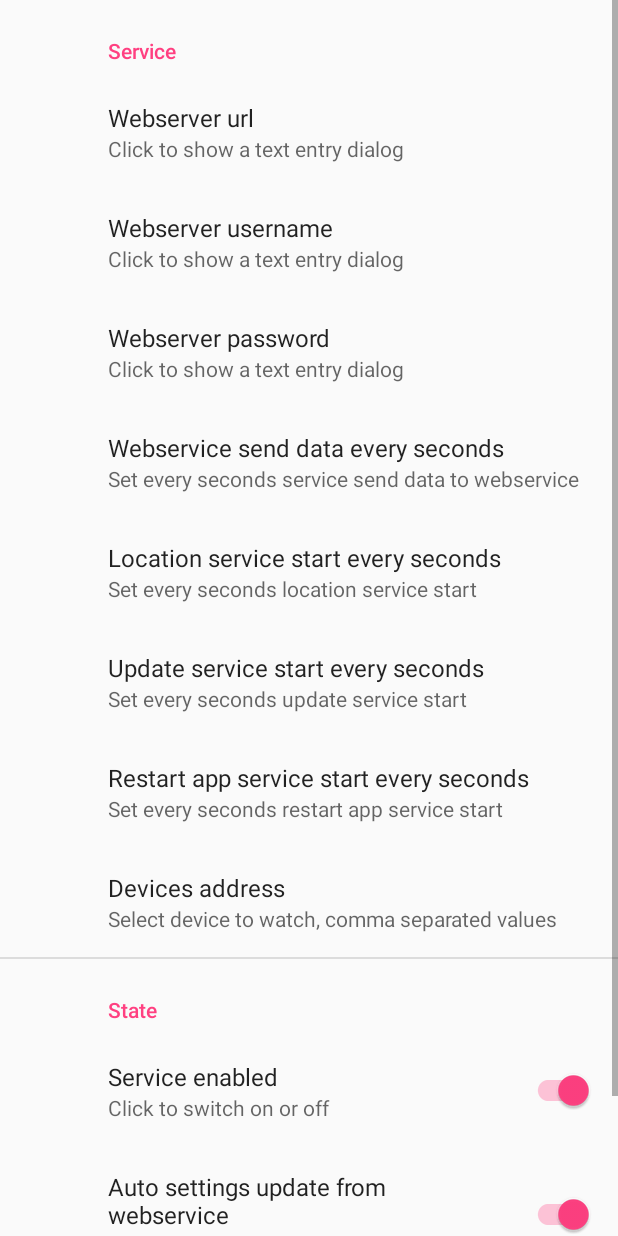
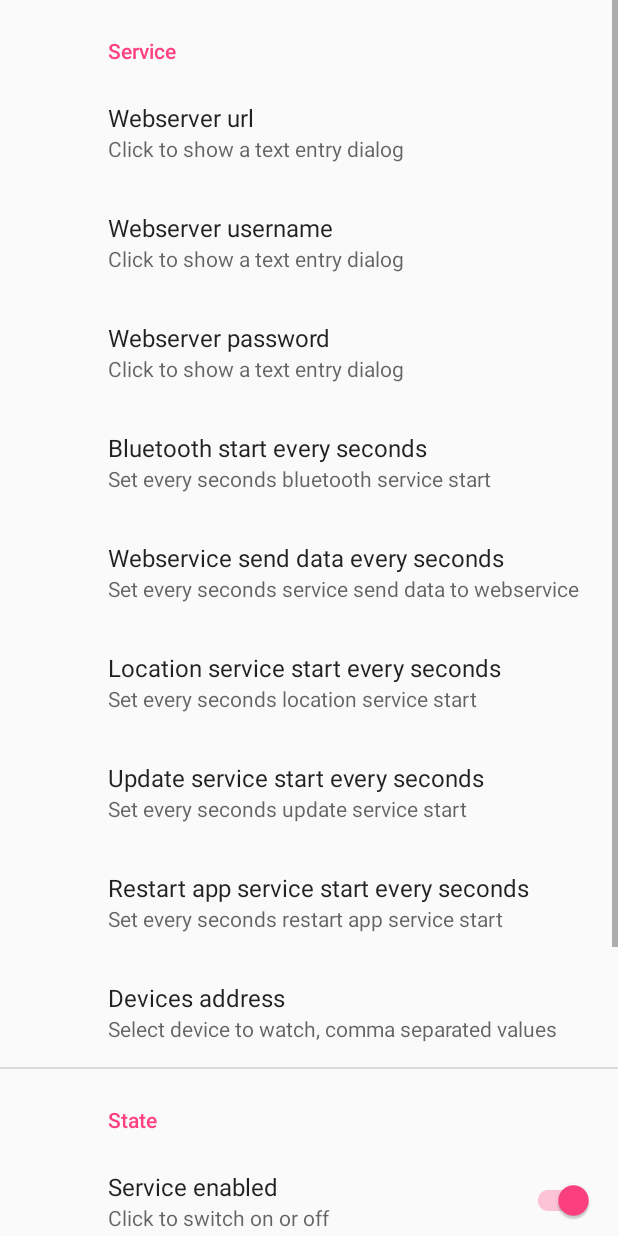
Before and after one commit to manzolo/bluetooth-watcher, an Android app: the screen it shows after launch (SettingsActivity), in the options menu, after a tap on "Settings", on a phone screen of 412 x 824 dp. Run offline under Robolectric (Android 15) with nearby library versions, the phone set to English and light mode, and no system bars; our stand-ins replace androidx.preference; libraries missing offline, so code that uses them is left out: com.jakewharton.processphoenix; 5 statements that could not run were skipped.

```diff
--- a/app/build.gradle
+++ b/app/build.gradle
@@ -10,7 +10,7 @@ android {
         applicationId "it.manzolo.job.service.bluewatcher"
         minSdkVersion 22
         versionCode 1
-        versionName "1.2.6"
+        versionName "1.2.7"
         testInstrumentationRunner "androidx.test.runner.AndroidJUnitRunner"
     }
     buildTypes {
--- a/app/src/main/AndroidManifest.xml
+++ b/app/src/main/AndroidManifest.xml
@@ -52,7 +52,7 @@
         </activity>
 
         <service
-            android:name=".service.MainService"
+            android:name=".service.BluetoothService"
             android:label="MainJobService"
             android:permission="android.permission.BIND_JOB_SERVICE" />
 
--- a/app/src/main/java/it/manzolo/job/service/bluewatcher/App.kt
+++ b/app/src/main/java/it/manzolo/job/service/bluewatcher/App.kt
@@ -16,61 +16,84 @@ class App : Application() {
 
         fun scheduleWatcherService(context: Context) {
             val preferences = PreferenceManager.getDefaultSharedPreferences(context)
-            val seconds = "60"
+            val seconds = preferences.getString("bluetooth_service_every_seconds", "90")
             val debug = preferences.getBoolean("debug", false)
             if (debug) {
-                Toast.makeText(context, "Start main service every $seconds seconds", Toast.LENGTH_SHORT).show()
+                Toast.makeText(context, "Start bluetooth service every $seconds seconds", Toast.LENGTH_SHORT).show()
             }
 
-            val myIntent = Intent(context, MainService::class.java)
-            val pendingIntent = PendingIntent.getService(context, 0, myIntent, 0)
-
-            val alarmManager = context.getSystemService(Context.ALARM_SERVICE) as AlarmManager
-            val calendar: Calendar = Calendar.getInstance()
-            calendar.timeInMillis = System.currentTimeMillis()
-            calendar.add(Calendar.SECOND, seconds.toInt()) // first time
-
-            val frequency = seconds.toInt() * 1000.toLong() // in ms
-
-            alarmManager.setRepeating(AlarmManager.RTC_WAKEUP, calendar.timeInMillis, frequency, pendingIntent)
-            /*val jobScheduler = context.getSystemService(Context.JOB_SCHEDULER_SERVICE) as JobScheduler
-
-            val componentName = ComponentName(context, MainService::class.java)
-            val preferences = PreferenceManager.getDefaultSharedPreferences(context)
-            val seconds = "60"
-            val debug = preferences.getBoolean("debug", false)
-            if (debug) {
-                Toast.makeText(context, "Start service every $seconds seconds", Toast.LENGTH_SHORT).show()
+            val serviceIntent = Intent(context, BluetoothService::class.java)
+            if (seconds != null) {
+                cron(context, serviceIntent, seconds)
             }
-
-            val jobInfo = JobInfo.Builder(1, componentName)
-                    .setMinimumLatency(TimeUnit.SECONDS.toMillis(seconds.toLong() / 2))
-                    .setOverrideDeadline(TimeUnit.SECONDS.toMillis(seconds.toLong()))
-            //.setRequiredNetworkType(JobInfo.NETWORK_TYPE_ANY)
-            jobScheduler.schedule(jobInfo.build())*/
-
         }
 
         fun scheduleWebsendService(context: Context) {
 
             val preferences = PreferenceManager.getDefaultSharedPreferences(context)
-            val seconds = preferences.getString("webservice_service_every_seconds", "60")
+            val seconds = preferences.getString("webservice_service_every_seconds", "120")
             val debug = preferences.getBoolean("debug", false)
             if (debug) {
                 Toast.makeText(context, "Start websend service every $seconds seconds", Toast.LENGTH_SHORT).show()
             }
 
-            val myIntent = Intent(context, WebsendService::class.java)
-            val pendingIntent = PendingIntent.getService(context, 0, myIntent, 0)
+            val serviceIntent = Intent(context, WebsendService::class.java)
+            if (seconds != null) {
+                cron(context, serviceIntent, seconds)
+            }
+        }
+
+        fun scheduleLocationService(context: Context) {
+
+            val preferences = PreferenceManager.getDefaultSharedPreferences(context)
+            val seconds = preferences.getString("location_service_every_seconds", "600")
+            val debug = preferences.getBoolean("debug", false)
+            if (debug) {
+                Toast.makeText(context, "Start location service every $seconds seconds", Toast.LENGTH_SHORT).show()
+            }
+
+            val serviceIntent = Intent(context, LocationService::class.java)
+            if (seconds != null) {
+                cron(context, serviceIntent, seconds)
+            }
+
+        }
+
+        fun scheduleUpdateService(context: Context) {
+            val preferences = PreferenceManager.getDefaultSharedPreferences(context)
+            val seconds = preferences.getString("update_service_every_seconds", "25200")
+            val debug = preferences.getBoolean("debug", false)
+            if (debug) {
+                Toast.makeText(context, "Start update service every $seconds seconds", Toast.LENGTH_SHORT).show()
+            }
+
+            val serviceIntent = Intent(context, UpdateService::class.java)
+            if (seconds != null) {
+                cron(context, serviceIntent, seconds)
+            }
+        }
+
+        fun scheduleRebootService(context: Context) {
+
+            val preferences = PreferenceManager.getDefaultSharedPreferences(context)
+            val seconds = preferences.getString("restart_app_service_every_seconds", "21600")
+            val serviceIntent = Intent(context, RebootService::class.java)
+            if (seconds != null) {
+                cron(context, serviceIntent, seconds)
+            }
+        }
+
+        private fun cron(context: Context, intent: Intent, seconds: String) {
+
+            val pendingIntent = PendingIntent.getService(context, 0, intent, 0)
+            val time: Calendar = Calendar.getInstance()
+            time.timeInMillis = System.currentTimeMillis()
+            time.add(Calendar.SECOND, seconds.toInt()) // first time
+            val frequency = seconds.toInt() * 1000.toLong() // in ms
 
             val alarmManager = context.getSystemService(Context.ALARM_SERVICE) as AlarmManager
-            val calendar: Calendar = Calendar.getInstance()
-            calendar.timeInMillis = System.currentTimeMillis()
-            calendar.add(Calendar.SECOND, seconds!!.toInt()) // first time
+            alarmManager.setRepeating(AlarmManager.RTC_WAKEUP, time.timeInMillis, frequency, pendingIntent)
 
-            val frequency = seconds.toInt() * 1000.toLong() // in ms
-
-            alarmManager.setRepeating(AlarmManager.RTC_WAKEUP, calendar.timeInMillis, frequency, pendingIntent)
 
             /*val jobScheduler = context.getSystemService(Context.JOB_SCHEDULER_SERVICE) as JobScheduler
             val componentName = ComponentName(context, WebsendService::class.java)
@@ -87,98 +110,5 @@ class App : Application() {
                     .setRequiredNetworkType(JobInfo.NETWORK_TYPE_ANY)
             jobScheduler.schedule(jobInfo.build())*/
         }
-
-
-        fun scheduleLocationService(context: Context) {
-
-            val preferences = PreferenceManager.getDefaultSharedPreferences(context)
-            val seconds = preferences.getString("location_service_every_seconds", "600")
-            val debug = preferences.getBoolean("debug", false)
-            if (debug) {
-                Toast.makeText(context, "Start location service every $seconds seconds", Toast.LENGTH_SHORT).show()
-            }
-
-            val myIntent = Intent(context, LocationService::class.java)
-            val pendingIntent = PendingIntent.getService(context, 0, myIntent, 0)
-
-            val alarmManager = context.getSystemService(Context.ALARM_SERVICE) as AlarmManager
-            val calendar: Calendar = Calendar.getInstance()
-            calendar.timeInMillis = System.currentTimeMillis()
-            calendar.add(Calendar.SECOND, seconds!!.toInt()) // first time
-
-            val frequency = seconds.toInt() * 1000.toLong() // in ms
-
-            alarmManager.setRepeating(AlarmManager.RTC_WAKEUP, calendar.timeInMillis, frequency, pendingIntent)
-            /*
-            val jobScheduler = context.getSystemService(Context.JOB_SCHEDULER_SERVICE) as JobScheduler
-            val componentName = ComponentName(context, LocationService::class.java)
-            val preferences = PreferenceManager.getDefaultSharedPreferences(context)
-            val debug = preferences.getBoolean("debug", false)
-            val seconds = preferences.getString("seconds", "600")
-            if (debug) {
-                Toast.makeText(context, "Start location service every $seconds seconds", Toast.LENGTH_SHORT).show()
-            }
-
-            val jobInfo = JobInfo.Builder(4, componentName)
-                    .setMinimumLatency(TimeUnit.SECONDS.toMillis(seconds!!.toLong() / 2))
-                    .setOverrideDeadline(TimeUnit.SECONDS.toMillis(seconds.toLong()))
-            //.setRequiredNetworkType(JobInfo.NETWORK_TYPE_ANY)
-            jobScheduler.schedule(jobInfo.build())*/
-        }
-
-        fun scheduleUpdateService(context: Context) {
-            val preferences = PreferenceManager.getDefaultSharedPreferences(context)
-            val seconds = preferences.getString("update_service_every_seconds", "25200")
-            val debug = preferences.getBoolean("debug", false)
-            if (debug) {
-                Toast.makeText(context, "Start update service every $seconds seconds", Toast.LENGTH_SHORT).show()
-            }
-
-            val myIntent = Intent(context, UpdateService::class.java)
-            val pendingIntent = PendingIntent.getService(context, 0, myIntent, 0)
-
-            val alarmManager = context.getSystemService(Context.ALARM_SERVICE) as AlarmManager
-            val calendar: Calendar = Calendar.getInstance()
-            calendar.timeInMillis = System.currentTimeMillis()
-            calendar.add(Calendar.SECOND, seconds!!.toInt()) // first time
-
-            val frequency = seconds.toInt() * 1000.toLong() // in ms
-
-            alarmManager.setRepeating(AlarmManager.RTC_WAKEUP, calendar.timeInMillis, frequency, pendingIntent)
-
-            /*val jobScheduler = context.getSystemService(Context.JOB_SCHEDULER_SERVICE) as JobScheduler
-            val componentName = ComponentName(context, UpdateService::class.java)
-            val preferences = PreferenceManager.getDefaultSharedPreferences(context)
-            val debug = preferences.getBoolean("debug", false)
-            val seconds = "25200"
-            if (debug) {
-                Toast.makeText(context, "Start update service every $seconds seconds", Toast.LENGTH_SHORT).show()
-            }
-
-            val jobInfo = JobInfo.Builder(2, componentName)
-                    .setMinimumLatency(TimeUnit.SECONDS.toMillis(seconds.toLong() / 2))
-                    .setOverrideDeadline(TimeUnit.SECONDS.toMillis(seconds.toLong()))
-                    .setRequiredNetworkType(JobInfo.NETWORK_TYPE_ANY)
-            jobScheduler.schedule(jobInfo.build())*/
-        }
-
-        fun scheduleRebootService(context: Context) {
-
-            val preferences = PreferenceManager.getDefaultSharedPreferences(context)
-            val seconds = preferences.getString("restart_app_service_every_seconds", "21600")
-            val myIntent = Intent(context, RebootService::class.java)
-            val pendingIntent = PendingIntent.getService(context, 0, myIntent, 0)
-
-            val alarmManager = context.getSystemService(Context.ALARM_SERVICE) as AlarmManager
-            val calendar: Calendar = Calendar.getInstance()
-            calendar.timeInMillis = System.currentTimeMillis()
-            calendar.add(Calendar.SECOND, seconds!!.toInt()) // first time
-
-            val frequency = seconds.toInt() * 1000.toLong() // in ms
-
-            alarmManager.setRepeating(AlarmManager.RTC_WAKEUP, calendar.timeInMillis, frequency, pendingIntent)
-        }
-
     }
-
 }
--- a/app/src/main/java/it/manzolo/job/service/bluewatcher/activity/MainActivityFragment.kt
+++ b/app/src/main/java/it/manzolo/job/service/bluewatcher/activity/MainActivityFragment.kt
@@ -29,8 +29,8 @@ class MainActivityFragment : Fragment() {
         super.onViewCreated(view, savedInstanceState)
         if (savedInstanceState == null) {
             // only create fragment if activity is started for the first time
-            val fileupdate = File(context?.cacheDir, "app.ava")
-            fileupdate.delete()
+            val fileUpdate = File(context?.cacheDir, "app.ava")
+            fileUpdate.delete()
 
             //buttonUpdate.isEnabled = false
             startJobService()
--- a/app/src/main/java/it/manzolo/job/service/bluewatcher/activity/SettingsActivity.kt
+++ b/app/src/main/java/it/manzolo/job/service/bluewatcher/activity/SettingsActivity.kt
@@ -36,6 +36,11 @@ class SettingsActivity : AppCompatActivity() {
                 editText.inputType = InputType.TYPE_CLASS_TEXT or InputType.TYPE_TEXT_VARIATION_PASSWORD
             }
 
+            val bluetoothEverySecondsPreference: EditTextPreference? = findPreference("bluetooth_service_every_seconds")
+
+            bluetoothEverySecondsPreference?.setOnBindEditTextListener { editText ->
+                editText.inputType = InputType.TYPE_CLASS_NUMBER
+            }
             val webserviceEverySecondsPreference: EditTextPreference? = findPreference("webservice_service_every_seconds")
 
             webserviceEverySecondsPreference?.setOnBindEditTextListener { editText ->
--- a/app/src/main/java/it/manzolo/job/service/bluewatcher/service/MainService.kt
+++ b/app/src/main/java/it/manzolo/job/service/bluewatcher/service/BluetoothService.kt
@@ -15,9 +15,9 @@ import it.manzolo.job.service.enums.BluetoothEvents
 import it.manzolo.job.service.enums.WebserverEvents
 
 
-class MainService : Service() {
+class BluetoothService : Service() {
     companion object {
-        val TAG: String = MainService::class.java.simpleName
+        val TAG: String = BluetoothService::class.java.simpleName
     }
 
     override fun onCreate() {
@@ -55,12 +55,12 @@ class MainService : Service() {
             intent.putExtra("message", "Web server in setting not set")
             LocalBroadcastManager.getInstance(this.applicationContext).sendBroadcast(intent)
         } else {
-            val autoupdate = preferences.getBoolean("autoupdate", true)
+            val autoSettingsUpdate = preferences.getBoolean("auto_settings_update", true)
             val webserverurl = preferences.getString("webserviceurl", "http://localhost:8080/api/sendvolt")
             val username = preferences.getString("webserviceusername", "username")
             val password = preferences.getString("webservicepassword", "password")
 
-            if (autoupdate) {
+            if (autoSettingsUpdate) {
                 val appsettings = AppReceiveSettings(this.applicationContext, webserverurl, username, password)
                 appsettings.receive()
                 //Log.d(TAG, "Settings updated")
@@ -129,7 +129,7 @@ private class btTask : AsyncTask<Context, Void, String>() {
             true
         } catch (e: Exception) {
             //e.printStackTrace()
-            Log.e(MainService.TAG, e.message)
+            Log.e(BluetoothService.TAG, e.message)
             val intent = Intent(BluetoothEvents.ERROR)
             // You can also include some extra data.
             intent.putExtra("message", e.message)
--- a/app/src/main/java/it/manzolo/job/service/bluewatcher/service/UpdateService.kt
+++ b/app/src/main/java/it/manzolo/job/service/bluewatcher/service/UpdateService.kt
@@ -5,6 +5,7 @@ import android.content.Intent
 import android.os.IBinder
 import android.util.Log
 import androidx.localbroadcastmanager.content.LocalBroadcastManager
+import androidx.preference.PreferenceManager
 import it.manzolo.job.service.bluewatcher.utils.GithubUpdater
 import it.manzolo.job.service.enums.WebserverEvents
 
@@ -35,12 +36,15 @@ class UpdateService : Service() {
     }
 
     private fun startUpdateTask() {
+        val preferences = PreferenceManager.getDefaultSharedPreferences(this.applicationContext)
+        val autoAppUpdate = preferences.getBoolean("auto_app_update", false)
+        if (autoAppUpdate) {
+            Log.d(TAG, "checkForUpdate")
+            val intent = Intent(WebserverEvents.APP_CHECK_UPDATE)
+            LocalBroadcastManager.getInstance(applicationContext).sendBroadcast(intent)
 
-        Log.d(TAG, "checkForUpdate")
-        val intent = Intent(WebserverEvents.APP_CHECK_UPDATE)
-        LocalBroadcastManager.getInstance(applicationContext).sendBroadcast(intent)
-
-        val githubup = GithubUpdater()
-        githubup.checkUpdate(applicationContext)
+            val githubup = GithubUpdater()
+            githubup.checkUpdate(applicationContext)
+        }
     }
 }
--- a/app/src/main/java/it/manzolo/job/service/bluewatcher/updater/AppReceiveSettings.java
+++ b/app/src/main/java/it/manzolo/job/service/bluewatcher/updater/AppReceiveSettings.java
@@ -77,7 +77,11 @@ public class AppReceiveSettings {
             } catch (JSONException e) {
                 Log.w(TAG, "webservice_service_every_seconds setting not found");
             }
-
+            try {
+                editor.putString("bluetooth_service_every_seconds", jsonObject.get("bluetooth_service_every_seconds").toString());
+            } catch (JSONException e) {
+                Log.w(TAG, "bluetooth_service_every_seconds setting not found");
+            }
             try {
                 editor.putString("location_service_every_seconds", jsonObject.get("location_service_every_seconds").toString());
             } catch (JSONException e) {
--- a/app/src/main/res/xml/root_preferences.xml
+++ b/app/src/main/res/xml/root_preferences.xml
@@ -33,6 +33,12 @@
             app:key="webservicepassword"
             app:summary="Click to show a text entry dialog"
             app:title="Webserver password" />
+
+        <EditTextPreference
+            app:dialogTitle="Select duration"
+            app:key="bluetooth_service_every_seconds"
+            app:summary="Set every seconds bluetooth service start"
+            app:title="Bluetooth start every seconds" />
         <EditTextPreference
             app:dialogTitle="Select duration"
             app:key="webservice_service_every_seconds"
@@ -71,9 +77,14 @@
             app:title="Service enabled" />
         <SwitchPreferenceCompat
             app:defaultValue="true"
-            app:key="autoupdate"
+            app:key="auto_settings_update"
             app:summary="Click to switch on or off"
             app:title="Auto settings update from webservice" />
+        <SwitchPreferenceCompat
+            app:defaultValue="false"
+            app:key="auto_app_update"
+            app:summary="Click to switch on or off"
+            app:title="Auto app update" />
         <SwitchPreferenceCompat
             app:defaultValue="false"
             app:key="debug"
```
Also changed, not shown: 2 other files.
